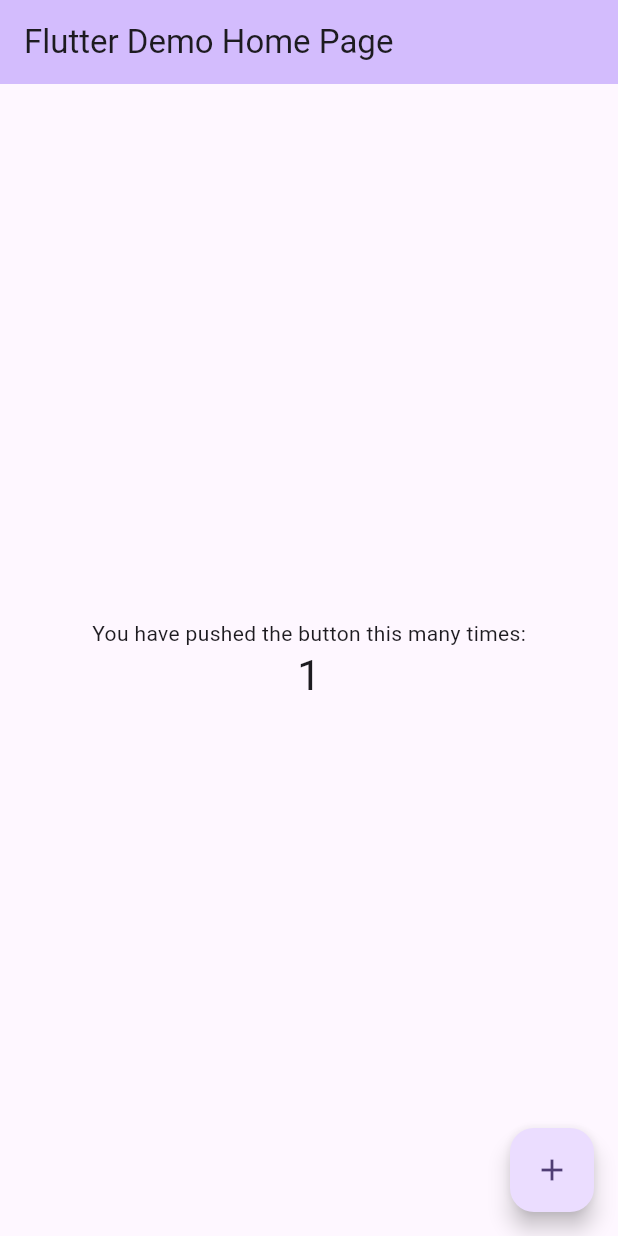
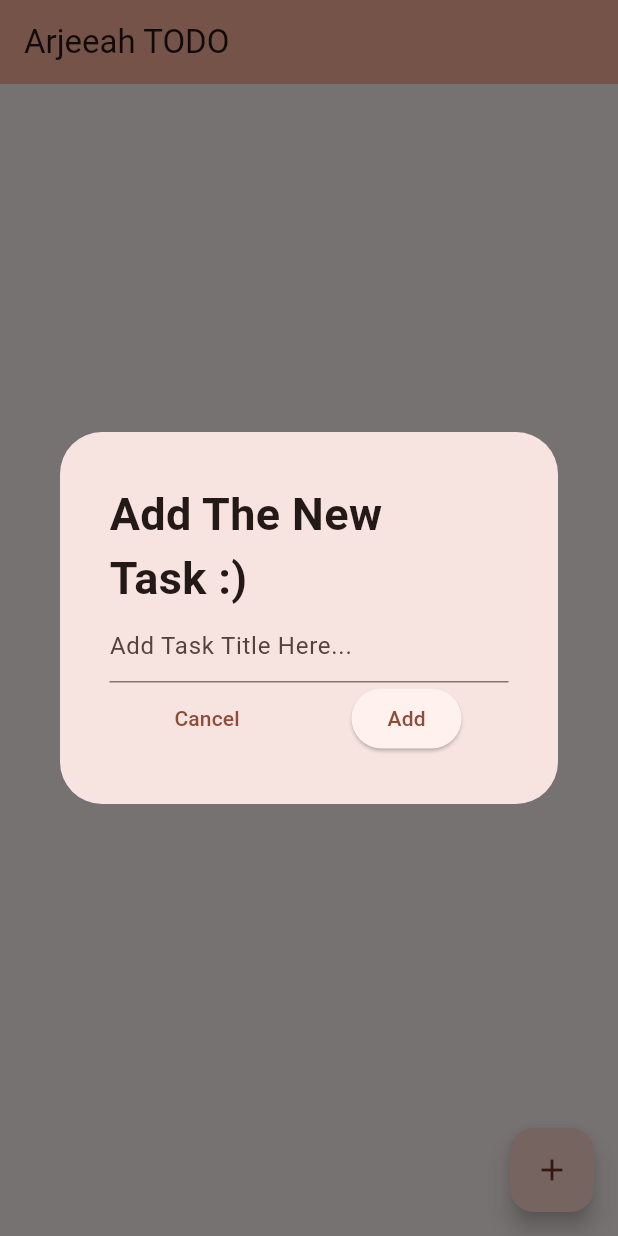
Before and after one commit to Arjeeah/limu, a Flutter app: the screen it shows after launch, after a tap on the "add" icon, on a phone screen of 412 x 824 dp. Run offline on Flutter 3.47's test engine with Material 3 defaults, Android fonts, the light colour scheme and no system bars; missing offline and left inert: dart:js.

Commit message:
2 commit

```diff
--- /dev/null
+++ b/lib/homesc.dart
@@ -0,0 +1,109 @@
+import 'dart:js';
+
+import 'package:flutter/material.dart';
+import 'package:limu/task.dart';
+
+class HomeScren extends StatefulWidget {
+  const HomeScren({super.key, required String title});
+
+  @override
+  State<HomeScren> createState() => _HomeScrenState();
+}
+
+class _HomeScrenState extends State<HomeScren> {
+  List<Taskmodel> tasks=[];
+  TextEditingController titleCobtroller=TextEditingController();
+
+  @override
+  Widget build(BuildContext context) {
+    return Scaffold(
+      appBar: AppBar(
+        backgroundColor: Theme.of(context).colorScheme.inversePrimary,
+        title: const Text("Arjeeah TODO"),
+      ),
+      body: Center(
+        child: ListView.builder(
+          itemCount: tasks.length,
+          itemBuilder: (context,index){
+            return ListTile(
+              title: Text(tasks[index].title),
+              trailing: Checkbox(
+                value:tasks[index].isCompleted,
+                onChanged: (value) {
+                  setState(() {
+                    tasks [index].isCompleted=!tasks[index].isCompleted;
+                  });
+                },
+
+              ),
+            );
+          },
+        ),
+      ),
+floatingActionButton: FloatingActionButton(
+  onPressed: (){
+    showDialog(
+      context:context,
+      builder: (context){
+        return Dialog(
+          child: Padding(
+            padding:const EdgeInsets.all(33.0),
+            child: Column(
+
+              mainAxisSize: MainAxisSize.min,
+              children: [
+                const Text(
+                  "Add The New Task :)",
+                  style: TextStyle(
+                    fontSize: 30,fontWeight: FontWeight.bold
+                  ),
+                ),
+                TextField(
+                  decoration: const InputDecoration(
+                    hintText: "Add Task Title Here..."
+                  ),
+                  controller: titleCobtroller,
+                ),
+                Row(
+                  mainAxisAlignment: MainAxisAlignment.spaceAround,
+                  children: [
+                    TextButton(
+                      onPressed:() {
+                        titleCobtroller.clear();
+                        Navigator.pop(context);
+                      },
+                      child: const Text("Cancel"),
+                      ),
+                      ElevatedButton(
+                        onPressed:(){
+                          if (titleCobtroller.text.isNotEmpty){
+                            tasks.add(
+                              Taskmodel(title: titleCobtroller.text)
+                            );
+                            titleCobtroller.clear();
+                            Navigator.pop(context);
+                            setState(() {
+
+                            });
+                          }
+
+                        },
+                        child: Text("Add")
+                        ),
+                  ],
+                )
+              ],
+            ),
+            ),
+        );
+      }
+    );
+  },
+  tooltip: 'Press',
+  child: const Icon (Icons.add),
+),
+
+    );
+
+  }
+}
--- a/lib/main.dart
+++ b/lib/main.dart
@@ -1,4 +1,5 @@
 import 'package:flutter/material.dart';
+import 'package:limu/homesc.dart';
 
 void main() {
   runApp(const MyApp());
@@ -11,7 +12,7 @@
   @override
   Widget build(BuildContext context) {
     return MaterialApp(
-      title: 'Flutter Demo',
+      title: 'First App ',
       theme: ThemeData(
         // This is the theme of your application.
         //
@@ -28,98 +29,10 @@
         //
         // This works for code too, not just values: Most code changes can be
         // tested with just a hot reload.
-        colorScheme: ColorScheme.fromSeed(seedColor: Colors.deepPurple),
+        colorScheme: ColorScheme.fromSeed(seedColor: Colors.deepOrange),
         useMaterial3: true,
       ),
-      home: const MyHomePage(title: 'Flutter Demo Home Page'),
+      home: const HomeScren(title: 'Flutter Demo Home Page'),
     );
   }
 }
-
-class MyHomePage extends StatefulWidget {
-  const MyHomePage({super.key, required this.title});
-
-  // This widget is the home page of your application. It is stateful, meaning
-  // that it has a State object (defined below) that contains fields that affect
-  // how it looks.
-
-  // This class is the configuration for the state. It holds the values (in this
-  // case the title) provided by the parent (in this case the App widget) and
-  // used by the build method of the State. Fields in a Widget subclass are
-  // always marked "final".
-
-  final String title;
-
-  @override
-  State<MyHomePage> createState() => _MyHomePageState();
-}
-
-class _MyHomePageState extends State<MyHomePage> {
-  int _counter = 0;
-
-  void _incrementCounter() {
-    setState(() {
-      // This call to setState tells the Flutter framework that something has
-      // changed in this State, which causes it to rerun the build method below
-      // so that the display can reflect the updated values. If we changed
-      // _counter without calling setState(), then the build method would not be
-      // called again, and so nothing would appear to happen.
-      _counter++;
-    });
-  }
-
-  @override
-  Widget build(BuildContext context) {
-    // This method is rerun every time setState is called, for instance as done
-    // by the _incrementCounter method above.
-    //
-    // The Flutter framework has been optimized to make rerunning build methods
-    // fast, so that you can just rebuild anything that needs updating rather
-    // than having to individually change instances of widgets.
-    return Scaffold(
-      appBar: AppBar(
-        // TRY THIS: Try changing the color here to a specific color (to
-        // Colors.amber, perhaps?) and trigger a hot reload to see the AppBar
-        // change color while the other colors stay the same.
-        backgroundColor: Theme.of(context).colorScheme.inversePrimary,
-        // Here we take the value from the MyHomePage object that was created by
-        // the App.build method, and use it to set our appbar title.
-        title: Text(widget.title),
-      ),
-      body: Center(
-        // Center is a layout widget. It takes a single child and positions it
-        // in the middle of the parent.
-        child: Column(
-          // Column is also a layout widget. It takes a list of children and
-          // arranges them vertically. By default, it sizes itself to fit its
-          // children horizontally, and tries to be as tall as its parent.
-          //
-          // Column has various properties to control how it sizes itself and
-          // how it positions its children. Here we use mainAxisAlignment to
-          // center the children vertically; the main axis here is the vertical
-          // axis because Columns are vertical (the cross axis would be
-          // horizontal).
-          //
-          // TRY THIS: Invoke "debug painting" (choose the "Toggle Debug Paint"
-          // action in the IDE, or press "p" in the console), to see the
-          // wireframe for each widget.
-          mainAxisAlignment: MainAxisAlignment.center,
-          children: <Widget>[
-            const Text(
-              'You have pushed the button this many times:',
-            ),
-            Text(
-              '$_counter',
-              style: Theme.of(context).textTheme.headlineMedium,
-            ),
-          ],
-        ),
-      ),
-      floatingActionButton: FloatingActionButton(
-        onPressed: _incrementCounter,
-        tooltip: 'Increment',
-        child: const Icon(Icons.add),
-      ), // This trailing comma makes auto-formatting nicer for build methods.
-    );
-  }
-}
--- /dev/null
+++ b/lib/task.dart
@@ -0,0 +1,12 @@
+
+
+
+
+class Taskmodel{
+  String title;
+  bool isCompleted;
+  Taskmodel({
+    required this.title,
+    this.isCompleted=false
+  });
+}
```
